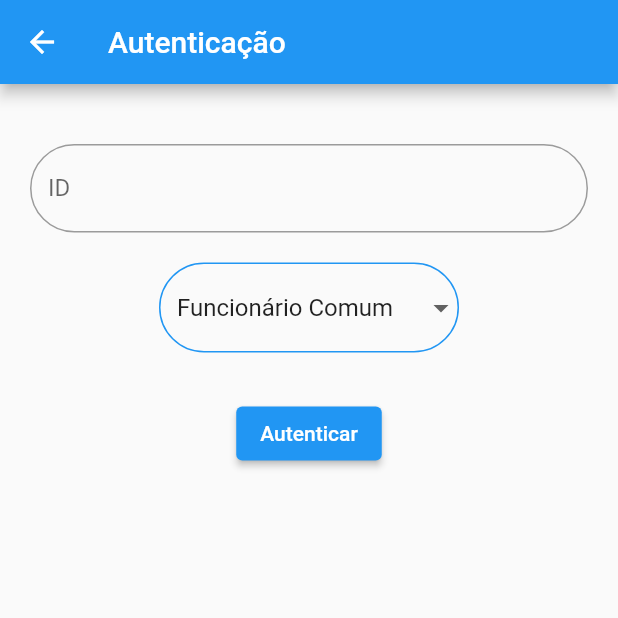
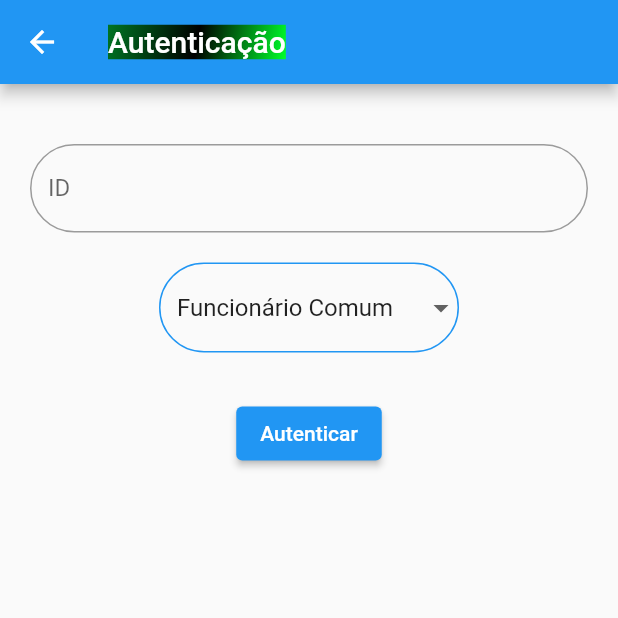
Before and after one commit to GFRrank/projeto_validad, a Flutter app: the Autenticacao screen opened by its route, on a phone screen of 412 x 824 dp, the top half of it. Run offline on Flutter 3.47's test engine with Material 2 defaults, Android fonts, the phone set to English and light mode, and no system bars; our stand-ins replace device_preview; missing offline and left inert: spreadsheet_decoder.

Commit message:
Tudo errado

```diff
--- a/lib/view/Autentificação_view.dart
+++ b/lib/view/Autentificação_view.dart
@@ -1,6 +1,5 @@
 import 'package:flutter/material.dart';
 import 'package:flutter/services.dart';
-import 'package:projeto_valid/view/Login_view.dart';
 
 class Autenticacao extends StatefulWidget {
   @override
@@ -16,7 +15,22 @@ class _AutenticacaoState extends State<Autenticacao> {
   @override
   Widget build(BuildContext context) {
     return Scaffold(
-      appBar: AppBar(title: Text('Autenticação')),
+      appBar: AppBar(
+        title: Container(
+          decoration: BoxDecoration(
+            gradient: LinearGradient(
+            begin: Alignment.topLeft,
+            end: Alignment.bottomRight,
+            colors: [
+              const Color.fromARGB(255, 0, 117, 35).withOpacity(1.0),
+              const Color.fromARGB(255, 0, 0, 0).withOpacity(1.0),
+              const Color.fromARGB(255, 0, 255, 42).withOpacity(1.0),
+            ],
+          ),
+          ),
+          child: const Text('Autenticação'),
+        ),
+      ),
       body: Form(
         key: _formKey,
         child: Container(
@@ -43,26 +57,6 @@ class _AutenticacaoState extends State<Autenticacao> {
               const SizedBox(
                 height: 20,
               ),
-              /*TextFormField(
-                controller: _cargoController,
-                inputFormatters: [LengthLimitingTextInputFormatter(2)],
-                decoration: const InputDecoration(
-                  labelText: 'cargo',
-                  border: OutlineInputBorder(
-                      borderRadius: BorderRadius.all(Radius.elliptical(50, 50))
-                  )
-                ),
-                validator: (String? value) {
-                  if (value == null ||
-                      (value != 'FC' &&
-                          value != 'G' &&
-                          value != 'fc' &&
-                          value != 'g')) {
-                    return 'Por favor, insira um cargo válido ("Funcionario Comum" ou "Gerente")';
-                  }
-                  return null;
-                },
-              ),*/
               SizedBox(
                 width: 200,
                 height: 60,
```
